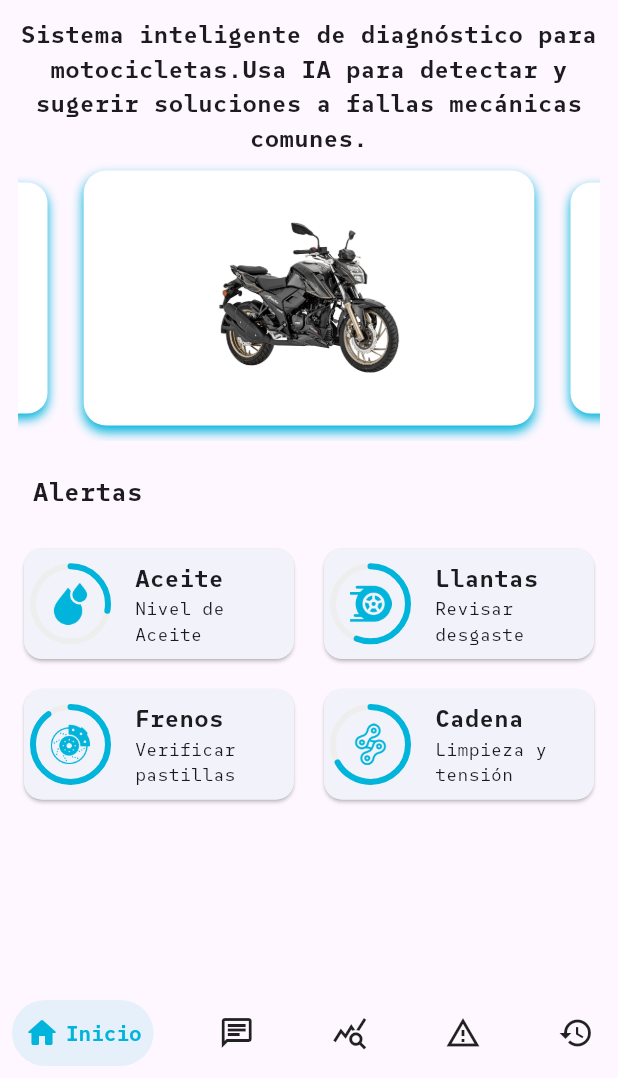
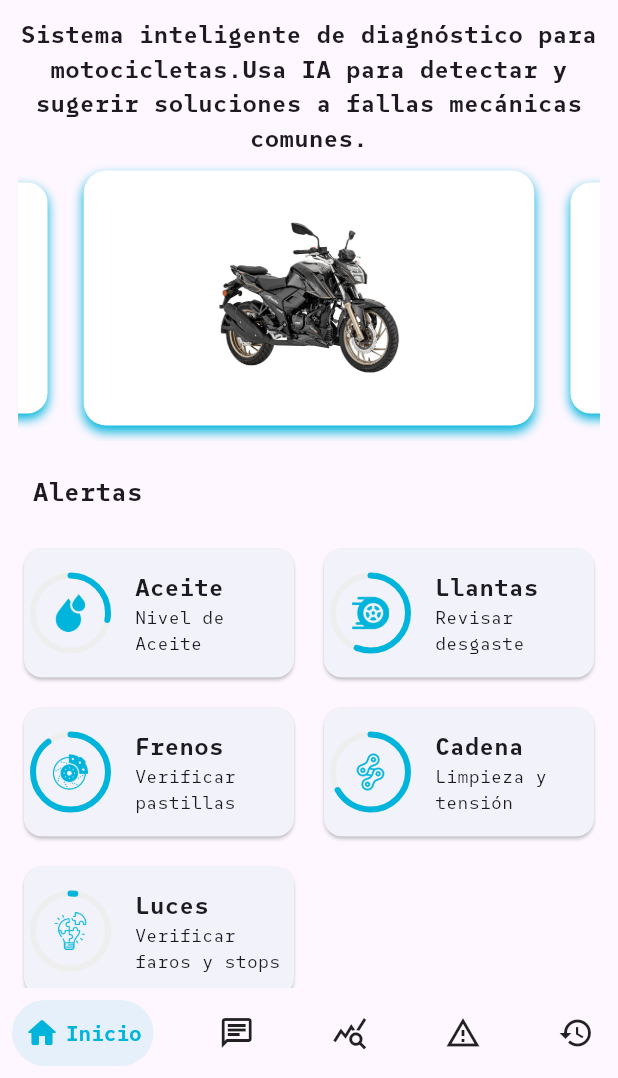
Before and after one commit to Alexyr28/Flutter, a Flutter app: the HomeFixMec screen opened directly with empty values, on a phone screen of 412 x 824 dp, the part 158-1236 px from its top. Run offline on Flutter 3.47's test engine with Material 3 defaults, Android fonts, the phone set to English and light mode, and no system bars; drawn by our look-alikes of animated_text_kit, auto_size_text, carousel_slider, percent_indicator, salomon_bottom_bar; our stand-ins replace cloud_firestore, firebase_auth, firebase_core, flutter_markdown, lottie, shared_preferences; accounts and stored records are empty.

Commit message:
feat: Home_CardsOntap

```diff
--- a/fixmec/lib/l10n/app_en.dart
+++ b/fixmec/lib/l10n/app_en.dart
@@ -124,4 +124,6 @@ const Map<String, String> en = {
   "chat_deleted": "Chat deleted",
   "chat_without_titles": "Chat without title",
   "there_are_no_chats_yet": "There are no chats yet",
+  "light": "Lights",
+  "checklight": "Check headlights and stop",
 };
--- a/fixmec/lib/l10n/app_es.dart
+++ b/fixmec/lib/l10n/app_es.dart
@@ -122,4 +122,6 @@ const Map<String, String> es = {
   "chat_deleted": "Chat eliminado",
   "chat_without_titles": "Chat sin título",
   "there_are_no_chats_yet": "Aún no hay chats",
+  "light": "Luces",
+  "checklight": "Verificar faros y stops",
 };
--- a/fixmec/lib/widgets/percent.dart
+++ b/fixmec/lib/widgets/percent.dart
@@ -1,3 +1,4 @@
+import 'package:animated_text_kit/animated_text_kit.dart';
 import 'package:auto_size_text/auto_size_text.dart';
 import 'package:flutter/material.dart';
 import 'package:percent_indicator/circular_percent_indicator.dart';
@@ -7,6 +8,7 @@ class PercentFixMec extends StatelessWidget {
   final String image;
   final String subtitle;
   final double progress;
+  final VoidCallback? onTap;
 
   const PercentFixMec({
     super.key,
@@ -14,12 +16,16 @@ class PercentFixMec extends StatelessWidget {
     required this.image,
     required this.subtitle,
     required this.progress,
+    this.onTap,
   });
 
   @override
   Widget build(BuildContext context) {
     const Color primaryLightBlue = Color(0xFF00B4DB);
-    return Card(
+    return InkWell(
+      borderRadius: BorderRadius.circular(12),
+      onTap: onTap,
+      child: Card(
         child: Row(
           mainAxisAlignment: MainAxisAlignment.center,
           children: [
@@ -31,8 +37,8 @@ class PercentFixMec extends StatelessWidget {
               center: Image.asset(
                 image,
                 color: primaryLightBlue,
-              width: 28,
-              height: 28,
+                width: 25,
+                height: 25,
                 fit: BoxFit.contain,
               ),
               progressColor: primaryLightBlue,
@@ -55,18 +61,25 @@ class PercentFixMec extends StatelessWidget {
                     ),
                     overflow: TextOverflow.ellipsis,
                   ),
-                AutoSizeText(
+                  AnimatedTextKit(
+                    key: UniqueKey(),
+                    animatedTexts: [
+                      TypewriterAnimatedText(
                         subtitle,
-                  maxLines: 2,
-                  textAlign: TextAlign.start,
-                  style: TextStyle(fontFamily: "MiFuente", fontSize: 10),
-                  overflow: TextOverflow.ellipsis,
+                        textStyle: TextStyle(
+                          fontFamily: "MiFuente",
+                          fontSize: 12,
+                        ),
+                      ),
+                    ],
+                    isRepeatingAnimation: true,
                   ),
                 ],
               ),
             ),
           ],
         ),
+      ),
     );
   }
 }
```
Also changed, not shown: fixmec/lib/pages/ui/history.dart (+0 -16 lines), fixmec/lib/pages/ui/inicio.dart (+42 -1 lines), fixmec/lib/pages/ui/splash_screen.dart (+0 -14 lines), fixmec/assets/icons/puzzle.png (added). Lines whose indentation alone changed are shown as unchanged.
